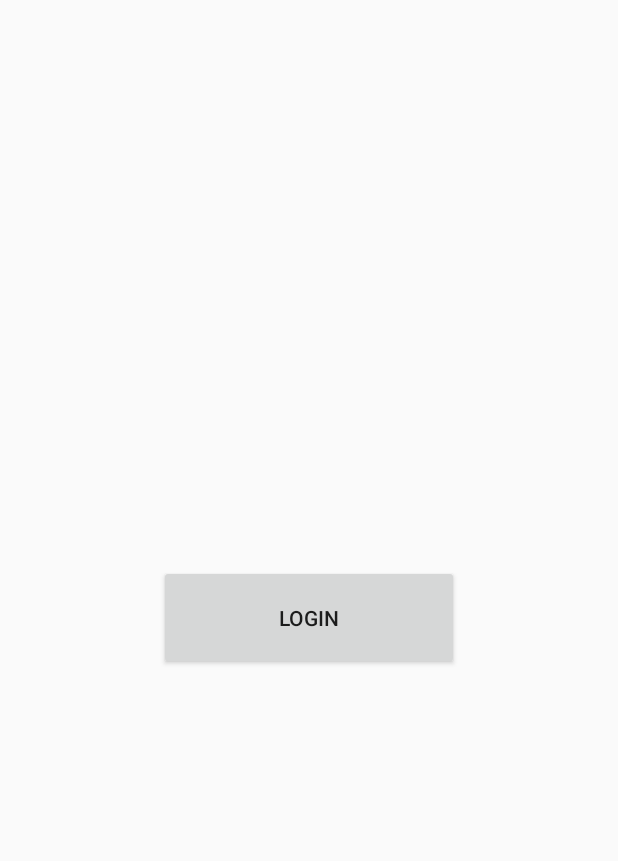
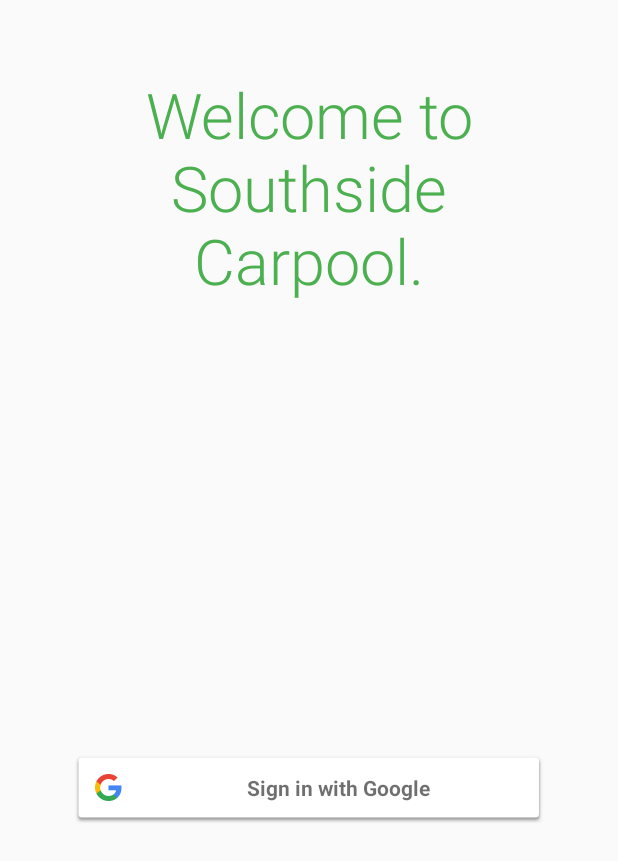
Before and after one commit to chinotapales/southside-carpool, an Android app: the screen it shows after launch (LoginActivity), on a phone screen of 412 x 824 dp. Shown: the top 861 px of the screen. Run offline under Robolectric (Android 15) with nearby library versions, the phone set to English and light mode, and no system bars; libraries missing offline, so code that uses them is left out: com.google.api.client, com.google.api.services, pub.devrel.easypermissions; 3 statements that could not run were skipped.

Commit message:
Carpool Alpha 0.8.1
- Styled Login Screen -
- TODO: Include Logo -

```diff
--- a/app/src/main/java/carpool/southside/southsidecarpool/LoginActivity.java
+++ b/app/src/main/java/carpool/southside/southsidecarpool/LoginActivity.java
@@ -15,11 +15,11 @@ import android.os.Bundle;
 import android.support.v7.app.AppCompatActivity;
 import android.util.Log;
 import android.view.View;
-import android.widget.Button;
 import android.widget.Toast;
 import com.google.android.gms.auth.GoogleAuthException;
 import com.google.android.gms.common.ConnectionResult;
 import com.google.android.gms.common.GoogleApiAvailability;
+import com.google.android.gms.common.SignInButton;
 import com.google.api.client.extensions.android.http.AndroidHttp;
 import com.google.api.client.googleapis.extensions.android.gms.auth.GoogleAccountCredential;
 import com.google.api.client.googleapis.extensions.android.gms.auth.GooglePlayServicesAvailabilityIOException;
@@ -41,7 +41,7 @@ import pub.devrel.easypermissions.AfterPermissionGranted;
 import pub.devrel.easypermissions.EasyPermissions;
 
 public class LoginActivity extends AppCompatActivity implements EasyPermissions.PermissionCallbacks{
-    private Button loginButton;
+    private SignInButton loginButton;
     GoogleAccountCredential mCredential;
     private final int REQUEST_PERMISSION_CODE = 5678;
     static final int REQUEST_ACCOUNT_PICKER = 1000;
@@ -56,13 +56,14 @@ public class LoginActivity extends AppCompatActivity implements EasyPermissions.
     protected void onCreate(Bundle savedInstanceState){
         super.onCreate(savedInstanceState);
         setContentView(R.layout.activity_login);
-        loginButton = (Button)findViewById(R.id.login);
+        loginButton = (SignInButton) findViewById(R.id.sign_in_button);
         loginButton.setOnClickListener(new View.OnClickListener(){
             @Override
             public void onClick(View v){
                 getResultsFromApi();
             }
         });
+        loginButton.setStyle(SignInButton.SIZE_WIDE, SignInButton.COLOR_LIGHT);
         requestPermissions();
         mCredential = GoogleAccountCredential.usingOAuth2(
                 getApplicationContext(), Arrays.asList(SCOPES))
--- a/app/src/main/res/layout/activity_login.xml
+++ b/app/src/main/res/layout/activity_login.xml
@@ -1,22 +1,29 @@
 <?xml version="1.0" encoding="utf-8"?>
-<RelativeLayout xmlns:android="http://schemas.android.com/apk/res/android"
-    xmlns:tools="http://schemas.android.com/tools"
+<LinearLayout
+    xmlns:android="http://schemas.android.com/apk/res/android"
+    android:padding="48dp"
     android:layout_width="match_parent"
     android:layout_height="match_parent"
-    android:paddingBottom="@dimen/activity_vertical_margin"
-    android:paddingLeft="@dimen/activity_horizontal_margin"
-    android:paddingRight="@dimen/activity_horizontal_margin"
-    android:paddingTop="@dimen/activity_vertical_margin"
-    tools:context="carpool.southside.southsidecarpool.LoginActivity">
-
-
-    <Button
-        style="?android:attr/buttonStyleSmall"
-        android:layout_width="200dp"
-        android:layout_height="70dp"
-        android:text="LOGIN"
-        android:id="@+id/login"
-        android:layout_centerVertical="true"
-        android:layout_centerHorizontal="true" />
-
-</RelativeLayout>
+    android:orientation="vertical">
+    <TextView
+        android:layout_width="match_parent"
+        android:layout_height="0dp"
+        android:layout_gravity="center"
+        android:layout_weight="2"
+        android:textSize="42sp"
+        android:textAlignment="center"
+        android:textColor="@color/colorAccent"
+        android:fontFamily="sans-serif-light"
+        android:text="Welcome to Southside Carpool."/>
+    <LinearLayout
+        android:layout_width="match_parent"
+        android:layout_height="wrap_content"
+        android:layout_weight="1"
+        android:orientation="vertical">
+        <com.google.android.gms.common.SignInButton
+            android:id="@+id/sign_in_button"
+            android:layout_width="match_parent"
+            android:layout_height="wrap_content"
+            android:layout_gravity="center"/>
+    </LinearLayout>
+</LinearLayout>
```
